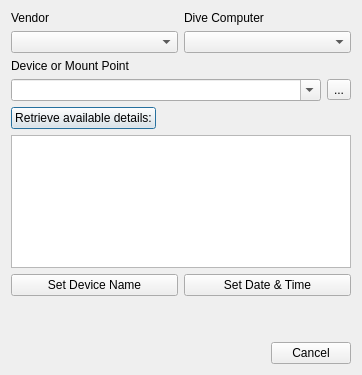
Before: the Qt Designer form qt-ui/configuredivecomputerdialog.ui in subsurface/subsurface, drawn with Qt 5.
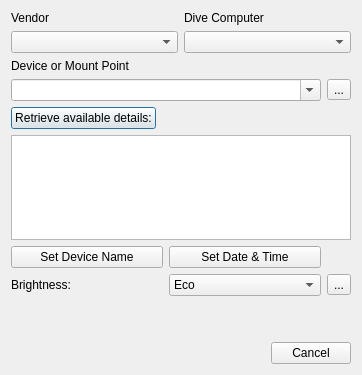
After: the same form once the commit is applied.

Commit message:
Add brightness setting
Adds a setting to control the device's brightness. Currently I
have only the OSTC 3. Will add more afterwards.

Patch:
```diff
--- a/qt-ui/configuredivecomputerdialog.ui
+++ b/qt-ui/configuredivecomputerdialog.ui
@@ -110,6 +110,39 @@
        </property>
       </widget>
      </item>
+     <item row="1" column="0">
+      <widget class="QLabel" name="label_4">
+       <property name="text">
+        <string>Brightness:</string>
+       </property>
+      </widget>
+     </item>
+     <item row="1" column="1">
+      <widget class="QComboBox" name="brightnessComboBox">
+       <item>
+        <property name="text">
+         <string>Eco</string>
+        </property>
+       </item>
+       <item>
+        <property name="text">
+         <string>Medium</string>
+        </property>
+       </item>
+       <item>
+        <property name="text">
+         <string>High</string>
+        </property>
+       </item>
+      </widget>
+     </item>
+     <item row="1" column="2">
+      <widget class="QToolButton" name="setBrightnessButton">
+       <property name="text">
+        <string>...</string>
+       </property>
+      </widget>
+     </item>
     </layout>
    </item>
    <item>
```
The commit also changes 4 other files.
